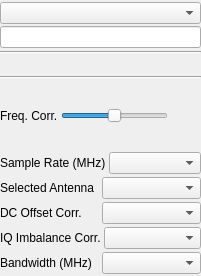
Before: the Qt Designer form plugins/samplesource/gnuradio/gnuradiogui.ui in f4exb/sdrangel, drawn with Qt 5.
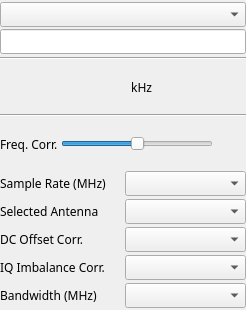
After: the same form once the commit is applied. Custom widgets are drawn as their Qt base class.

Commit message: Font face and size normalization: added missing input interface GUIs

Patch:
```diff
--- a/plugins/samplesource/gnuradio/gnuradiogui.ui
+++ b/plugins/samplesource/gnuradio/gnuradiogui.ui
@@ -6,8 +6,8 @@
    <rect>
     <x>0</x>
     <y>0</y>
-    <width>201</width>
-    <height>276</height>
+    <width>246</width>
+    <height>310</height>
    </rect>
   </property>
   <property name="sizePolicy">
@@ -16,6 +16,12 @@
     <verstretch>0</verstretch>
    </sizepolicy>
   </property>
+  <property name="font">
+   <font>
+    <family>Sans Serif</family>
+    <pointsize>9</pointsize>
+   </font>
+  </property>
   <property name="windowTitle">
    <string>Gnuradio Source</string>
   </property>
@@ -122,6 +128,18 @@
        </property>
       </widget>
      </item>
+     <item>
+      <widget class="QLabel" name="freqUnits">
+       <property name="font">
+        <font>
+         <family>Sans Serif</family>
+        </font>
+       </property>
+       <property name="text">
+        <string> kHz</string>
+       </property>
+      </widget>
+     </item>
      <item>
       <spacer name="horizontalSpacer_2">
        <property name="orientation">
```
The commit also changes 10 other files.
